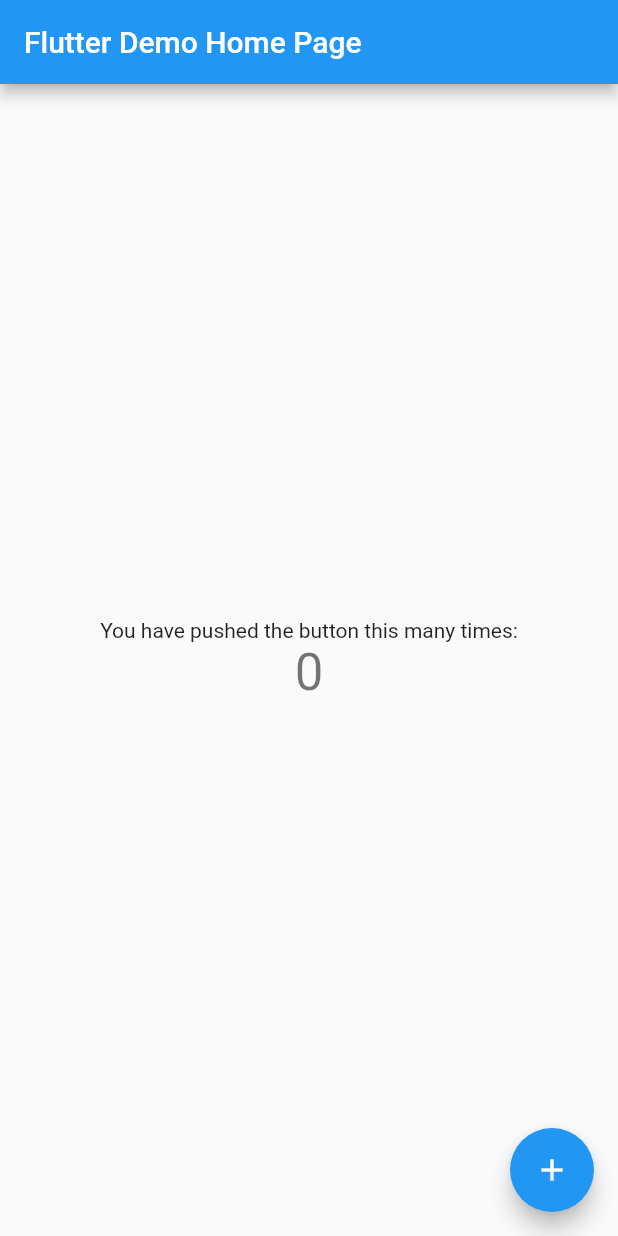
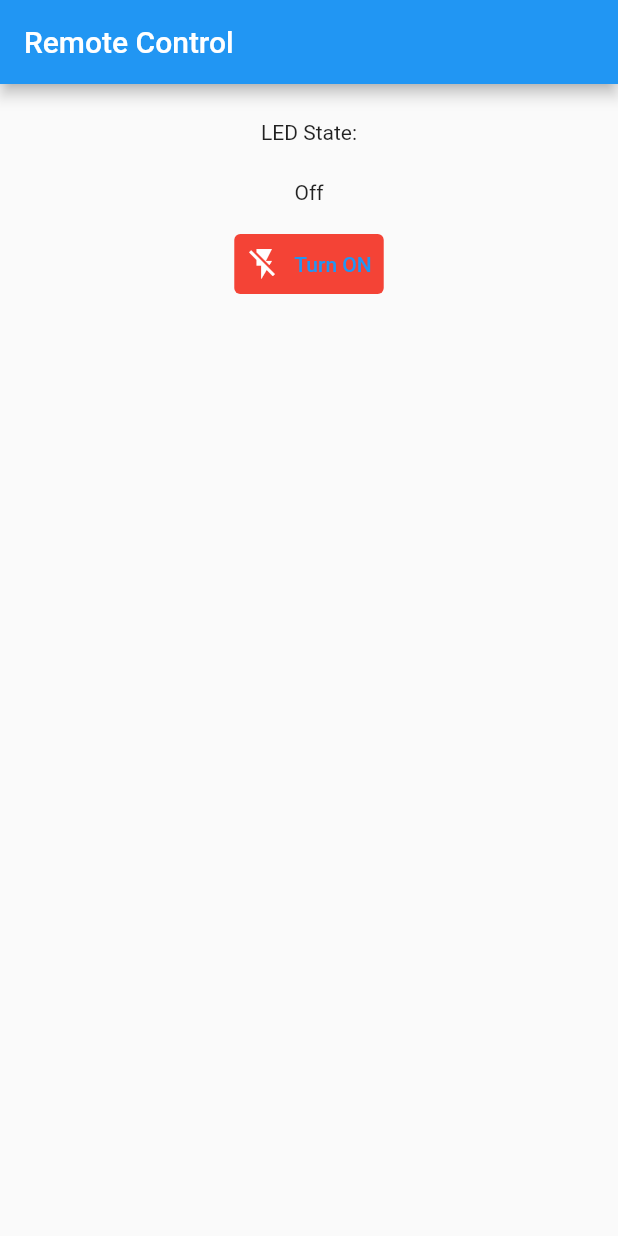
Before and after one commit to Steve-Zheng/flutter_remote_control, a Flutter app: the screen it shows after launch, on a phone screen of 412 x 824 dp. Run offline on Flutter 3.47's test engine with Material 2 defaults, Android fonts, the phone set to English and light mode, and no system bars; network calls fail.

Commit message:
Implemented main functions

```diff
--- a/lib/main.dart
+++ b/lib/main.dart
@@ -1,113 +1,120 @@
 import 'package:flutter/material.dart';
+import 'package:web_socket_channel/io.dart';
+import 'package:web_socket_channel/web_socket_channel.dart';
+import 'package:web_socket_channel/status.dart';
+import 'dart:async';
 
 void main() {
   runApp(MyApp());
 }
 
 class MyApp extends StatelessWidget {
-  // This widget is the root of your application.
   @override
   Widget build(BuildContext context) {
     return MaterialApp(
       title: 'Flutter Demo',
       theme: ThemeData(
-        // This is the theme of your application.
-        //
-        // Try running your application with "flutter run". You'll see the
-        // application has a blue toolbar. Then, without quitting the app, try
-        // changing the primarySwatch below to Colors.green and then invoke
-        // "hot reload" (press "r" in the console where you ran "flutter run",
-        // or simply save your changes to "hot reload" in a Flutter IDE).
-        // Notice that the counter didn't reset back to zero; the application
-        // is not restarted.
         primarySwatch: Colors.blue,
       ),
-      home: MyHomePage(title: 'Flutter Demo Home Page'),
+      home: MyHomePage(),
     );
   }
 }
 
 class MyHomePage extends StatefulWidget {
-  MyHomePage({Key key, this.title}) : super(key: key);
-
-  // This widget is the home page of your application. It is stateful, meaning
-  // that it has a State object (defined below) that contains fields that affect
-  // how it looks.
-
-  // This class is the configuration for the state. It holds the values (in this
-  // case the title) provided by the parent (in this case the App widget) and
-  // used by the build method of the State. Fields in a Widget subclass are
-  // always marked "final".
-
-  final String title;
+  MyHomePage({Key key}) : super(key: key);
 
   @override
   _MyHomePageState createState() => _MyHomePageState();
 }
 
 class _MyHomePageState extends State<MyHomePage> {
-  int _counter = 0;
+  String _currentState = "ledOff";
+  IconData _currentIcon = Icons.flash_off;
+  Color _currentColor = Colors.red;
+  WebSocketChannel channel =
+      IOWebSocketChannel.connect('wss://remote-control.stevezheng.cf');
 
-  void _incrementCounter() {
-    setState(() {
-      // This call to setState tells the Flutter framework that something has
-      // changed in this State, which causes it to rerun the build method below
-      // so that the display can reflect the updated values. If we changed
-      // _counter without calling setState(), then the build method would not be
-      // called again, and so nothing would appear to happen.
-      _counter++;
-    });
+  void _sendMessage(String message) {
+    channel.sink.add(message);
+  }
+
+  @override
+  void initState() {
+    channel.sink.add("queryState");
+    new Timer.periodic(
+        Duration(seconds: 20), (timer) => _sendMessage("queryState"));
+    super.initState();
   }
 
   @override
   Widget build(BuildContext context) {
-    // This method is rerun every time setState is called, for instance as done
-    // by the _incrementCounter method above.
-    //
-    // The Flutter framework has been optimized to make rerunning build methods
-    // fast, so that you can just rebuild anything that needs updating rather
-    // than having to individually change instances of widgets.
     return Scaffold(
       appBar: AppBar(
-        // Here we take the value from the MyHomePage object that was created by
-        // the App.build method, and use it to set our appbar title.
-        title: Text(widget.title),
+        title: Text("Remote Control"),
       ),
       body: Center(
-        // Center is a layout widget. It takes a single child and positions it
-        // in the middle of the parent.
         child: Column(
-          // Column is also a layout widget. It takes a list of children and
-          // arranges them vertically. By default, it sizes itself to fit its
-          // children horizontally, and tries to be as tall as its parent.
-          //
-          // Invoke "debug painting" (press "p" in the console, choose the
-          // "Toggle Debug Paint" action from the Flutter Inspector in Android
-          // Studio, or the "Toggle Debug Paint" command in Visual Studio Code)
-          // to see the wireframe for each widget.
-          //
-          // Column has various properties to control how it sizes itself and
-          // how it positions its children. Here we use mainAxisAlignment to
-          // center the children vertically; the main axis here is the vertical
-          // axis because Columns are vertical (the cross axis would be
-          // horizontal).
-          mainAxisAlignment: MainAxisAlignment.center,
-          children: <Widget>[
-            Text(
-              'You have pushed the button this many times:',
+          mainAxisAlignment: MainAxisAlignment.start,
+          children: [
+            Container(
+              height: 24.0,
             ),
-            Text(
-              '$_counter',
-              style: Theme.of(context).textTheme.headline4,
+            Text("LED State:"),
+            Container(
+              height: 24.0,
+            ),
+            StreamBuilder(
+              stream: channel.stream,
+              builder: (context, snapshot) {
+                if (snapshot.hasData && snapshot.data != _currentState) {
+                  _currentState = snapshot.data;
+                  _currentColor = snapshot.data == "ledOn"
+                      ? Colors.greenAccent
+                      : Colors.deepOrangeAccent;
+                  _currentIcon = snapshot.data == "ledOn"
+                      ? Icons.flash_on
+                      : Icons.flash_off;
+                }
+                return Column(
+                  children: [
+                    Text(snapshot.data == "ledOn" ? "On" : "Off"),
+                    Container(
+                      height: 16.0,
+                    ),
+                    Container(
+                      child: TextButton.icon(
+                        onPressed: () {
+                          if (_currentState == "ledOff") {
+                            _sendMessage("ledOn");
+                          } else {
+                            _sendMessage("ledOff");
+                          }
+                        },
+                        icon: Icon(
+                          _currentIcon,
+                          color: Colors.white,
+                        ),
+                        style: ButtonStyle(
+                            backgroundColor: MaterialStateProperty.all<Color>(
+                                _currentColor)),
+                        label: Text(
+                            _currentState == "ledOff" ? "Turn ON" : "Turn OFF"),
+                      ),
+                    ),
+                  ],
+                );
+              },
             ),
           ],
         ),
       ),
-      floatingActionButton: FloatingActionButton(
-        onPressed: _incrementCounter,
-        tooltip: 'Increment',
-        child: Icon(Icons.add),
-      ), // This trailing comma makes auto-formatting nicer for build methods.
     );
   }
+
+  @override
+  void dispose() {
+    channel.sink.close(goingAway);
+    super.dispose();
+  }
 }
--- a/pubspec.yaml
+++ b/pubspec.yaml
@@ -28,6 +28,7 @@
   # The following adds the Cupertino Icons font to your application.
   # Use with the CupertinoIcons class for iOS style icons.
   cupertino_icons: ^1.0.2
+  web_socket_channel: ^2.1.0
 
 dev_dependencies:
   flutter_test:
```
Also changed, not shown: pubspec.lock.
